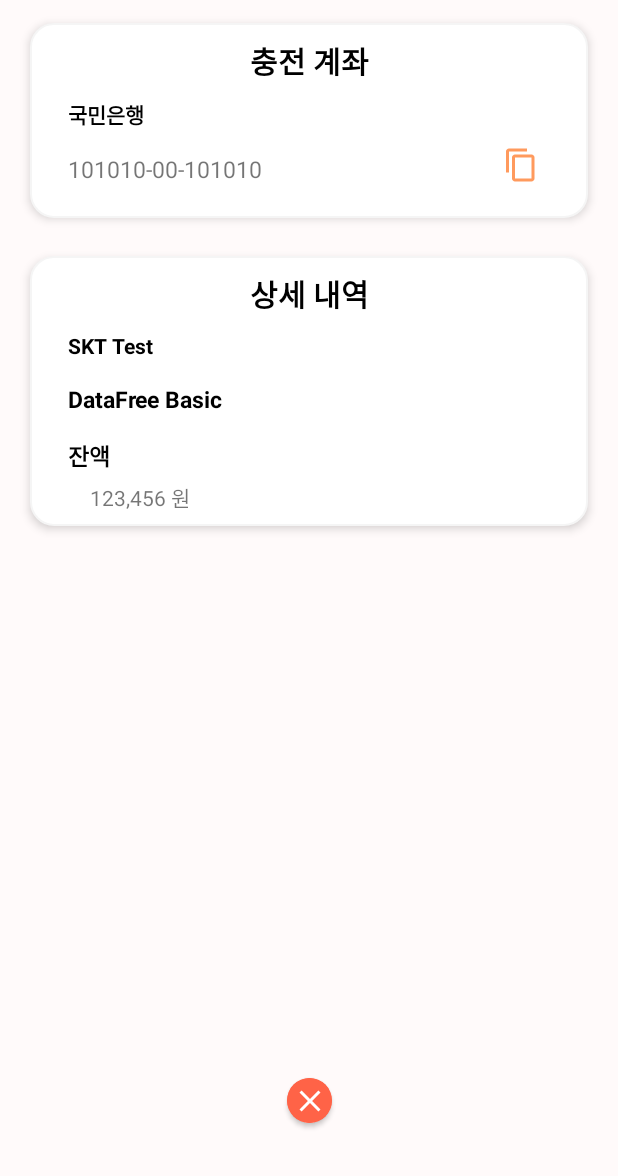
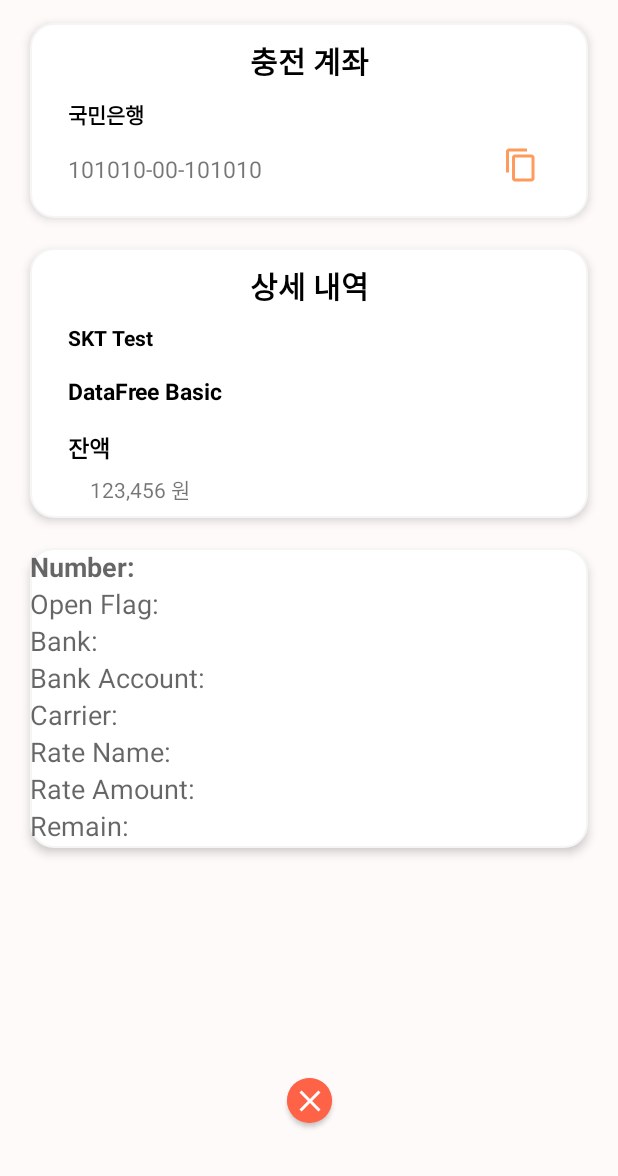
Before and after one commit to Bansj/prepaid_Smartel, an Android app: the PrepaidInfo screen opened directly, with no data from a screen before it, on a phone screen of 412 x 824 dp, the part 60-1236 px from its top. Run offline under Robolectric (Android 15) with nearby library versions, the phone set to English and light mode, and no system bars.

Commit message:
인터페이스, 데이터 클래스 생성

```diff
--- /dev/null
+++ b/app/src/main/java/com/example/prepaid_smartel/AccountInfoResponse.kt
@@ -0,0 +1,8 @@
+package com.example.prepaid_smartel
+
+data class AccountInfoResponse(
+    val hp_no: String,
+    val open_flag: String,
+    val bank: String,
+    val bank_acnt: String
+)
--- /dev/null
+++ b/app/src/main/java/com/example/prepaid_smartel/BalanceInfoResponse.kt
@@ -0,0 +1,9 @@
+package com.example.prepaid_smartel
+
+data class BalanceInfoResponse(
+    val hp_no: String,
+    val carrier: String,
+    val rateNm: String,
+    val rate_amt: String,
+    val remain: String
+)
--- /dev/null
+++ b/app/src/main/java/com/example/prepaid_smartel/PrepaidService.kt
@@ -0,0 +1,21 @@
+package com.example.prepaid_smartel
+
+import retrofit2.Call
+import retrofit2.http.Field
+import retrofit2.http.FormUrlEncoded
+import retrofit2.http.POST
+
+interface PrepaidService {
+    @FormUrlEncoded
+    @POST("myapp_vacct_acnt.php")
+    fun getAccountInfo(
+        @Field("hp_no") phoneNumber: String
+    ): Call<AccountInfoResponse>
+
+
+    @FormUrlEncoded
+    @POST("myapp_pps_remain.php")
+    fun getBalanceInfo(
+        @Field("hp_no") phoneNumber: String
+    ): Call<BalanceInfoResponse>
+}
--- a/app/src/main/res/layout/activity_main.xml
+++ b/app/src/main/res/layout/activity_main.xml
@@ -41,6 +41,7 @@
             android:background="@drawable/editbox_action_shape"
             android:hint="      📱 (ex. 01012345678)"
             android:inputType="phone"
+            android:ems="11"
             app:layout_constraintEnd_toEndOf="parent"
             app:layout_constraintStart_toStartOf="parent"
             app:layout_constraintTop_toTopOf="parent" />
@@ -64,7 +65,7 @@
             android:layout_width="match_parent"
             android:layout_height="50dp"
             android:layout_marginTop="180dp"
-            android:text="language"
+            android:text="🌐 language"
             android:gravity="center"
             app:layout_constraintTop_toBottomOf="@+id/btnSearch" />
 
--- a/app/src/main/res/layout/activity_prepaid_info.xml
+++ b/app/src/main/res/layout/activity_prepaid_info.xml
@@ -96,7 +96,7 @@
         android:layout_width="match_parent"
         android:layout_height="180dp"
         android:layout_marginHorizontal="20dp"
-        android:layout_marginTop="25dp"
+        android:layout_marginTop="20dp"
         android:background="@drawable/box_whitesmoke"
         android:elevation="4dp"
         android:orientation="vertical"
@@ -190,4 +190,77 @@
 
     </androidx.cardview.widget.CardView>
 
+    <LinearLayout
+        android:id="@+id/constraintLayout3"
+        android:layout_width="match_parent"
+        android:layout_height="200dp"
+        android:layout_marginHorizontal="20dp"
+        android:layout_marginTop="20dp"
+        android:background="@drawable/box_whitesmoke"
+        android:elevation="4dp"
+        android:orientation="vertical"
+        android:outlineProvider="background"
+        app:layout_constraintTop_toBottomOf="@+id/constraintLayout"
+        tools:layout_editor_absoluteX="40dp">
+
+        <TextView
+            android:id="@+id/number_textview"
+            android:layout_width="match_parent"
+            android:layout_height="wrap_content"
+            android:textAppearance="?android:attr/textAppearanceMedium"
+            android:text="Number: "
+            android:textStyle="bold" />
+
+        <TextView
+            android:id="@+id/open_flag_textview"
+            android:layout_width="match_parent"
+            android:layout_height="wrap_content"
+            android:textAppearance="?android:attr/textAppearanceMedium"
+            android:text="Open Flag: " />
+
+        <TextView
+            android:id="@+id/bank_textview"
+            android:layout_width="match_parent"
+            android:layout_height="wrap_content"
+            android:textAppearance="?android:attr/textAppearanceMedium"
+            android:text="Bank: " />
+
+        <TextView
+            android:id="@+id/bank_acnt_textview"
+            android:layout_width="match_parent"
+            android:layout_height="wrap_content"
+            android:textAppearance="?android:attr/textAppearanceMedium"
+            android:text="Bank Account: " />
+
+        <TextView
+            android:id="@+id/carrier_textview"
+            android:layout_width="match_parent"
+            android:layout_height="wrap_content"
+            android:textAppearance="?android:attr/textAppearanceMedium"
+            android:text="Carrier: " />
+
+        <TextView
+            android:id="@+id/rate_name_textview"
+            android:layout_width="match_parent"
+            android:layout_height="wrap_content"
+            android:textAppearance="?android:attr/textAppearanceMedium"
+            android:text="Rate Name: " />
+
+        <TextView
+            android:id="@+id/rate_amount_textview"
+            android:layout_width="match_parent"
+            android:layout_height="wrap_content"
+            android:textAppearance="?android:attr/textAppearanceMedium"
+            android:text="Rate Amount: " />
+
+        <TextView
+            android:id="@+id/remain_textview"
+            android:layout_width="match_parent"
+            android:layout_height="wrap_content"
+            android:textAppearance="?android:attr/textAppearanceMedium"
+            android:text="Remain: " />
+
+
+    </LinearLayout>
+
 </androidx.constraintlayout.widget.ConstraintLayout>
```
